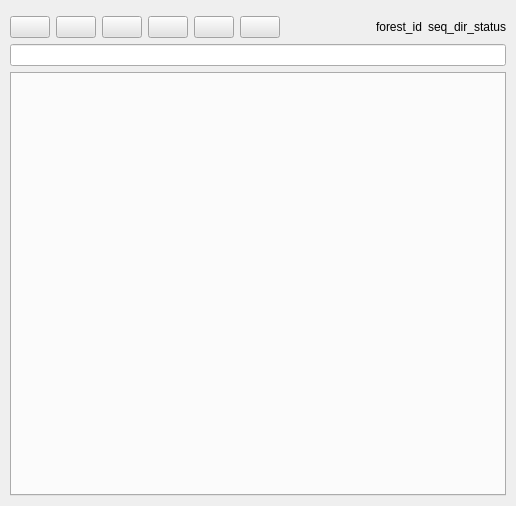
Old version of the form qsequoia2/qsequoia2_dockwidget.ui in the repository SequoiApp/Qsequoia2.
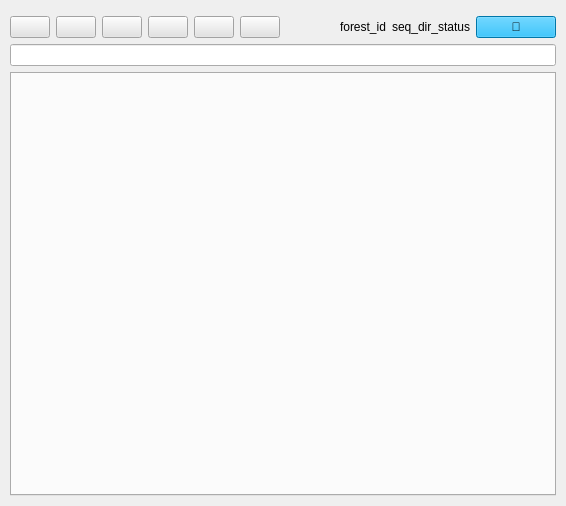
New version of the form. Icons and pictures are not drawn. Custom widgets are drawn as their Qt base class.

```diff
--- a/qsequoia2/qsequoia2_dockwidget.ui
+++ b/qsequoia2/qsequoia2_dockwidget.ui
@@ -6,13 +6,13 @@
    <rect>
     <x>0</x>
     <y>0</y>
-    <width>516</width>
+    <width>566</width>
     <height>506</height>
    </rect>
   </property>
   <property name="minimumSize">
    <size>
-    <width>392</width>
+    <width>557</width>
     <height>288</height>
    </size>
   </property>
@@ -153,6 +153,30 @@
         </property>
        </widget>
       </item>
+      <item>
+       <widget class="QPushButton" name="btn_update_plugin">
+        <property name="font">
+         <font>
+          <pointsize>9</pointsize>
+         </font>
+        </property>
+        <property name="toolTip">
+         <string>Actualiser</string>
+        </property>
+        <property name="styleSheet">
+         <string notr="true">background-color: rgb(0, 166, 237);</string>
+        </property>
+        <property name="text">
+         <string>🔄</string>
+        </property>
+        <property name="iconSize">
+         <size>
+          <width>10</width>
+          <height>10</height>
+         </size>
+        </property>
+       </widget>
+      </item>
      </layout>
     </item>
     <item>
```
